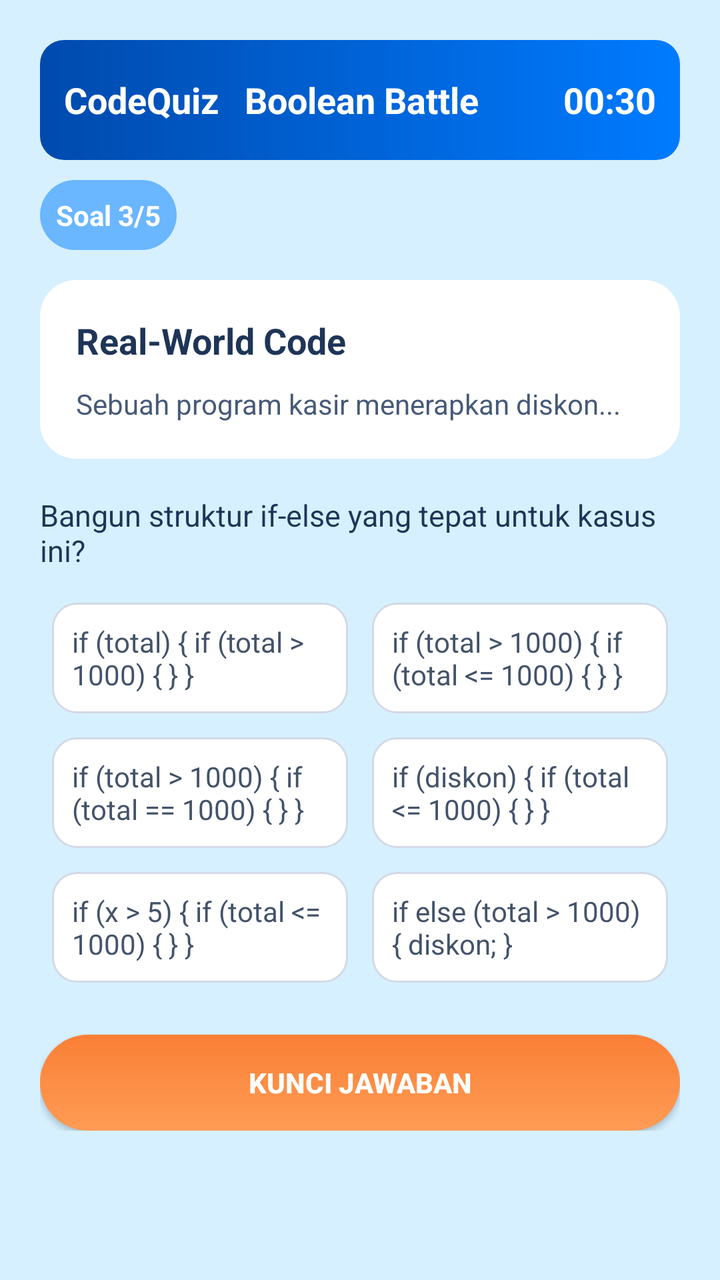
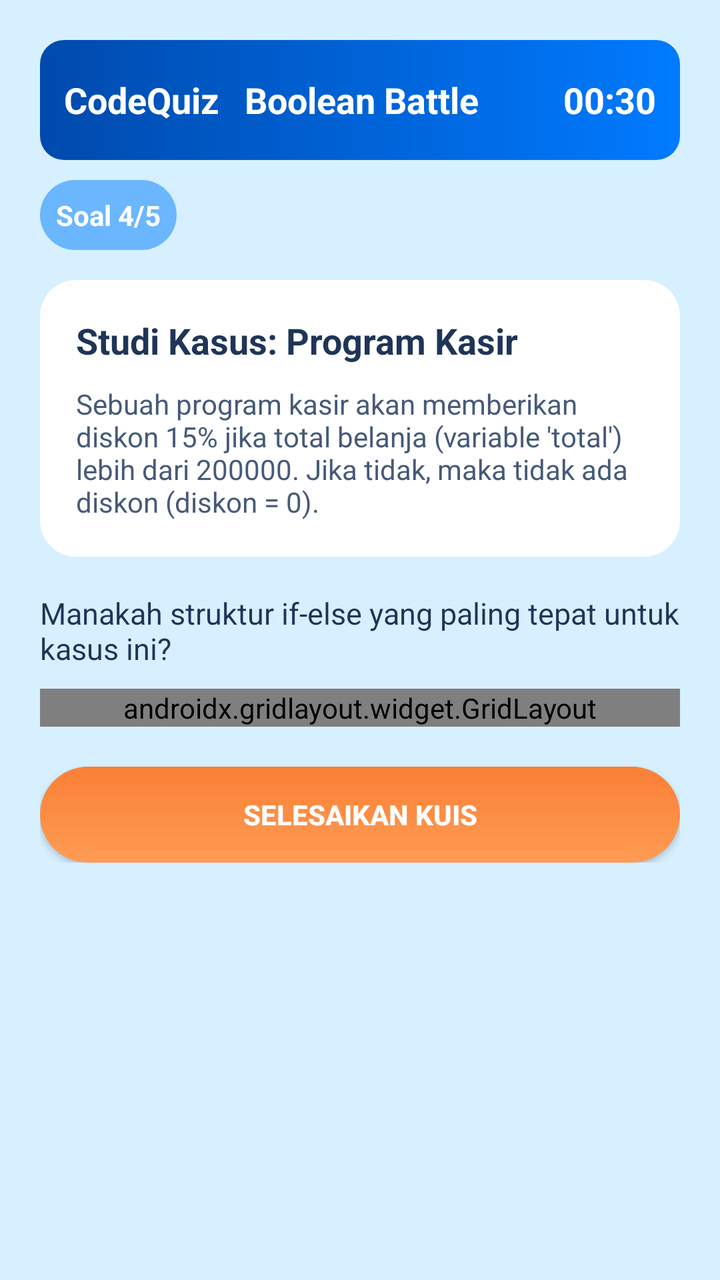

Compare the two renders of this Android layout. The source of the first and the diff that turns it into the second are given below.
<!-- AndroidManifest.xml: application theme Theme.CodeQuizDAM -->
<!-- res/layout/activity_quiz4.xml -->
<?xml version="1.0" encoding="utf-8"?>
<ScrollView xmlns:android="http://schemas.android.com/apk/res/android"
    android:layout_width="match_parent"
    android:layout_height="match_parent"
    android:background="#D6F0FF">

    <LinearLayout
        android:layout_width="match_parent"
        android:layout_height="wrap_content"
        android:orientation="vertical"
        android:padding="20dp">

        
        <LinearLayout
            android:layout_width="match_parent"
            android:layout_height="60dp"
            android:background="@drawable/bg_header3"
            android:padding="12dp"
            android:gravity="center_vertical">

            <TextView
                android:id="@+id/txtTitle"
                android:layout_width="0dp"
                android:layout_height="wrap_content"
                android:layout_weight="1"
                android:text="CodeQuiz   Boolean Battle"
                android:textStyle="bold"
                android:textColor="#FFFFFF"
                android:textSize="18sp" />

            <TextView
                android:id="@+id/txtTimer"
                android:layout_width="wrap_content"
                android:layout_height="wrap_content"
                android:text="00:30"
                android:textColor="#FFFFFF"
                android:textSize="18sp"
                android:textStyle="bold" />
        </LinearLayout>

        
        <TextView
            android:layout_width="wrap_content"
            android:layout_height="wrap_content"
            android:padding="8dp"
            android:text="Soal 3/5"
            android:textSize="14sp"
            android:textStyle="bold"
            android:textColor="@android:color/white"
            android:background="@drawable/bg_badge4"
            android:layout_marginTop="10dp" />

        
        <LinearLayout
            android:layout_width="match_parent"
            android:layout_height="wrap_content"
            android:orientation="vertical"
            android:background="@drawable/bg_card4"
            android:padding="18dp"
            android:layout_marginTop="15dp">

            <TextView
                android:layout_width="match_parent"
                android:layout_height="wrap_content"
                android:text="Real-World Code"
                android:textSize="18sp"
                android:textStyle="bold"
                android:textColor="#1E3557" />

            <TextView
                android:layout_width="match_parent"
                android:layout_height="wrap_content"
                android:text="Sebuah program kasir menerapkan diskon..."
                android:textSize="14sp"
                android:textColor="#465A78"
                android:layout_marginTop="10dp"/>
        </LinearLayout>

        
        <TextView
            android:layout_width="match_parent"
            android:layout_height="wrap_content"
            android:text="Bangun struktur if-else yang tepat untuk kasus ini?"
            android:textSize="15sp"
            android:textColor="#1E3557"
            android:layout_marginTop="18dp"/>

        
        <GridLayout
            android:layout_width="match_parent"
            android:layout_height="wrap_content"
            android:columnCount="2"
            android:layout_marginTop="10dp">

            <TextView
                style="@style/AnswerOption"
                android:text="if (total) { if (total &gt; 1000) { } }"/>

            <TextView
                style="@style/AnswerOption"
                android:text="if (total &gt; 1000) { if (total &lt;= 1000) { } }"/>

            <TextView
                style="@style/AnswerOption"
                android:text="if (total &gt; 1000) { if (total == 1000) { } }"/>

            <TextView
                style="@style/AnswerOption"
                android:text="if (diskon) { if (total &lt;= 1000) { } }"/>

            <TextView
                style="@style/AnswerOption"
                android:text="if (x &gt; 5) { if (total &lt;= 1000) { } }"/>

            <TextView
                style="@style/AnswerOption"
                android:text="if else (total &gt; 1000) { diskon; }"/>
        </GridLayout>

        
        <Button
            android:id="@+id/btnKuncitiga"
            android:layout_width="match_parent"
            android:layout_height="wrap_content"
            android:text="KUNCI JAWABAN"
            android:textAllCaps="true"
            android:textStyle="bold"
            android:textColor="@android:color/white"
            android:background="@drawable/bg_button4"
            android:layout_marginTop="20dp"
            android:padding="12dp"/>
    </LinearLayout>
</ScrollView>
<!-- resources referenced by this layout -->
<resources>
  <!-- drawable bg_badge4 (drawable) -->
  <shape xmlns:android="http://schemas.android.com/apk/res/android">
      <solid android:color="#6AB6FF"/>
      <corners android:radius="20dp"/>
  </shape>
  <!-- drawable bg_button4 (drawable) -->
  <shape xmlns:android="http://schemas.android.com/apk/res/android">
      <gradient
          android:startColor="#FF9C55"
          android:endColor="#FA7F35"
          android:angle="90"/>
      <corners android:radius="25dp"/>
  </shape>
  <!-- drawable bg_card4 (drawable) -->
  <shape xmlns:android="http://schemas.android.com/apk/res/android">
      <solid android:color="#FFFFFF"/>
      <corners android:radius="18dp"/>
      <padding android:left="12dp" android:top="12dp" android:right="12dp" android:bottom="12dp"/>
  </shape>
  <!-- drawable bg_header3 (drawable) -->
  <shape xmlns:android="http://schemas.android.com/apk/res/android"
      android:shape="rectangle">
      <gradient
          android:startColor="#004AAD"
          android:endColor="#007BFF"
          android:angle="0"/>
      <corners android:radius="12dp"/>
  </shape>
  <style name="AnswerOption">
          <item name="android:layout_width">0dp</item>
          <item name="android:layout_height">wrap_content</item>
          <item name="android:layout_columnWeight">1</item>
          <item name="android:background">@drawable/bg_answer4</item>
          <item name="android:padding">10dp</item>
          <item name="android:layout_margin">6dp</item>
          <item name="android:textColor">#43536A</item>
      </style>
  <style name="Theme.CodeQuizDAM" parent="Theme.AppCompat.NoActionBar" />
  <!-- drawable bg_answer4 (drawable) -->
  <shape xmlns:android="http://schemas.android.com/apk/res/android">
      <solid android:color="#FFFFFF"/>
      <corners android:radius="12dp"/>
      <stroke android:width="1dp" android:color="#D3D9E5"/>
  </shape>
</resources>

<!-- the commit's change to res/layout/activity_quiz4.xml (unified diff, before → after) -->
@@ -1,5 +1,6 @@
 <?xml version="1.0" encoding="utf-8"?>
 <ScrollView xmlns:android="http://schemas.android.com/apk/res/android"
+    xmlns:app="http://schemas.android.com/apk/res-auto"
     android:layout_width="match_parent"
     android:layout_height="match_parent"
     android:background="#D6F0FF">
@@ -15,8 +16,8 @@
             android:layout_width="match_parent"
             android:layout_height="60dp"
             android:background="@drawable/bg_header3"
-            android:padding="12dp"
-            android:gravity="center_vertical">
+            android:gravity="center_vertical"
+            android:padding="12dp">
 
             <TextView
                 android:id="@+id/txtTitle"
@@ -24,9 +25,9 @@
                 android:layout_height="wrap_content"
                 android:layout_weight="1"
                 android:text="CodeQuiz   Boolean Battle"
-                android:textStyle="bold"
                 android:textColor="#FFFFFF"
-                android:textSize="18sp" />
+                android:textSize="18sp"
+                android:textStyle="bold" />
 
             <TextView
                 android:id="@+id/txtTimer"
@@ -42,92 +43,118 @@
         <TextView
             android:layout_width="wrap_content"
             android:layout_height="wrap_content"
+            android:layout_marginTop="10dp"
+            android:background="@drawable/bg_badge4"
             android:padding="8dp"
-            android:text="Soal 3/5"
+            android:text="Soal 4/5"
+            android:textColor="@android:color/white"
             android:textSize="14sp"
-            android:textStyle="bold"
-            android:textColor="@android:color/white"
-            android:background="@drawable/bg_badge4"
-            android:layout_marginTop="10dp" />
+            android:textStyle="bold" />
 
         
         <LinearLayout
             android:layout_width="match_parent"
             android:layout_height="wrap_content"
+            android:layout_marginTop="15dp"
+            android:background="@drawable/bg_card4"
             android:orientation="vertical"
-            android:background="@drawable/bg_card4"
-            android:padding="18dp"
-            android:layout_marginTop="15dp">
+            android:padding="18dp">
 
             <TextView
                 android:layout_width="match_parent"
                 android:layout_height="wrap_content"
-                android:text="Real-World Code"
+                android:text="Studi Kasus: Program Kasir"
+                android:textColor="#1E3557"
                 android:textSize="18sp"
-                android:textStyle="bold"
-                android:textColor="#1E3557" />
+                android:textStyle="bold" />
 
             <TextView
                 android:layout_width="match_parent"
                 android:layout_height="wrap_content"
-                android:text="Sebuah program kasir menerapkan diskon..."
-                android:textSize="14sp"
+                android:layout_marginTop="10dp"
+                android:text="Sebuah program kasir akan memberikan diskon 15% jika total belanja (variable 'total') lebih dari 200000. Jika tidak, maka tidak ada diskon (diskon = 0)."
                 android:textColor="#465A78"
-                android:layout_marginTop="10dp"/>
+                android:textSize="14sp" />
         </LinearLayout>
 
         
         <TextView
             android:layout_width="match_parent"
             android:layout_height="wrap_content"
-            android:text="Bangun struktur if-else yang tepat untuk kasus ini?"
-            android:textSize="15sp"
+            android:layout_marginTop="18dp"
+            android:text="Manakah struktur if-else yang paling tepat untuk kasus ini?"
             android:textColor="#1E3557"
-            android:layout_marginTop="18dp"/>
+            android:textSize="15sp" />
 
         
-        <GridLayout
+        <androidx.gridlayout.widget.GridLayout
+            android:id="@+id/answer_grid"
             android:layout_width="match_parent"
             android:layout_height="wrap_content"
-            android:columnCount="2"
-            android:layout_marginTop="10dp">
+            android:layout_marginTop="10dp"
+            app:columnCount="1">
 
             <TextView
-                style="@style/AnswerOption"
-                android:text="if (total) { if (total &gt; 1000) { } }"/>
+                android:layout_width="match_parent"
+                android:layout_height="wrap_content"
+                android:layout_marginBottom="12dp"
+                android:background="@drawable/bg_answer4"
+                android:gravity="center_vertical"
+                android:padding="16dp"
+                android:tag="correct"
+                android:text="if (total &gt; 200000) { diskon = 0.15; } else { diskon = 0; }"
+                android:textColor="#43536A"
+                android:textStyle="bold" />
 
             <TextView
-                style="@style/AnswerOption"
-                android:text="if (total &gt; 1000) { if (total &lt;= 1000) { } }"/>
+                android:layout_width="match_parent"
+                android:layout_height="wrap_content"
+                android:layout_marginBottom="12dp"
+                android:background="@drawable/bg_answer4"
+                android:gravity="center_vertical"
+                android:padding="16dp"
+                android:tag="incorrect"
+                android:text="if (total &gt;= 200000) { diskon = 0.15; }"
+                android:textColor="#43536A"
+                android:textStyle="bold" />
 
             <TextView
-                style="@style/AnswerOption"
-                android:text="if (total &gt; 1000) { if (total == 1000) { } }"/>
+                android:layout_width="match_parent"
+                android:layout_height="wrap_content"
+                android:layout_marginBottom="12dp"
+                android:background="@drawable/bg_answer4"
+                android:gravity="center_vertical"
+                android:padding="16dp"
+                android:tag="incorrect"
+                android:text="if (total &lt; 200000) { diskon = 0.15; } else { diskon = 0; }"
+                android:textColor="#43536A"
+                android:textStyle="bold" />
 
             <TextView
-                style="@style/AnswerOption"
-                android:text="if (diskon) { if (total &lt;= 1000) { } }"/>
-
-            <TextView
-                style="@style/AnswerOption"
-                android:text="if (x &gt; 5) { if (total &lt;= 1000) { } }"/>
-
-            <TextView
-                style="@style/AnswerOption"
-                android:text="if else (total &gt; 1000) { diskon; }"/>
-        </GridLayout>
+                android:layout_width="match_parent"
+                android:layout_height="wrap_content"
+                android:layout_marginBottom="12dp"
+                android:background="@drawable/bg_answer4"
+                android:gravity="center_vertical"
+                android:padding="16dp"
+                android:tag="incorrect"
+                android:text="if (diskon) { total &gt; 200000; }"
+                android:textColor="#43536A"
+                android:textStyle="bold" />
+        </androidx.gridlayout.widget.GridLayout>
 
         
         <Button
             android:id="@+id/btnKuncitiga"
             android:layout_width="match_parent"
             android:layout_height="wrap_content"
-            android:text="KUNCI JAWABAN"
+            android:layout_marginTop="20dp"
+            android:background="@drawable/bg_button4"
+            android:padding="12dp"
+            android:text="SELESAIKAN KUIS"
             android:textAllCaps="true"
-            android:textStyle="bold"
             android:textColor="@android:color/white"
-            android:background="@drawable/bg_button4"
-            android:layout_marginTop="20dp"
-            android:padding="12dp"/>
+            android:textStyle="bold" />
+
     </LinearLayout>
 </ScrollView>
<!-- resource entries referenced after the edit -->
@@ -28,15 +28,6 @@
           android:angle="0"/>
       <corners android:radius="12dp"/>
   </shape>
-  <style name="AnswerOption">
-          <item name="android:layout_width">0dp</item>
-          <item name="android:layout_height">wrap_content</item>
-          <item name="android:layout_columnWeight">1</item>
-          <item name="android:background">@drawable/bg_answer4</item>
-          <item name="android:padding">10dp</item>
-          <item name="android:layout_margin">6dp</item>
-          <item name="android:textColor">#43536A</item>
-      </style>
   <style name="Theme.CodeQuizDAM" parent="Theme.AppCompat.NoActionBar" />
   <!-- drawable bg_answer4 (drawable) -->
   <shape xmlns:android="http://schemas.android.com/apk/res/android">
